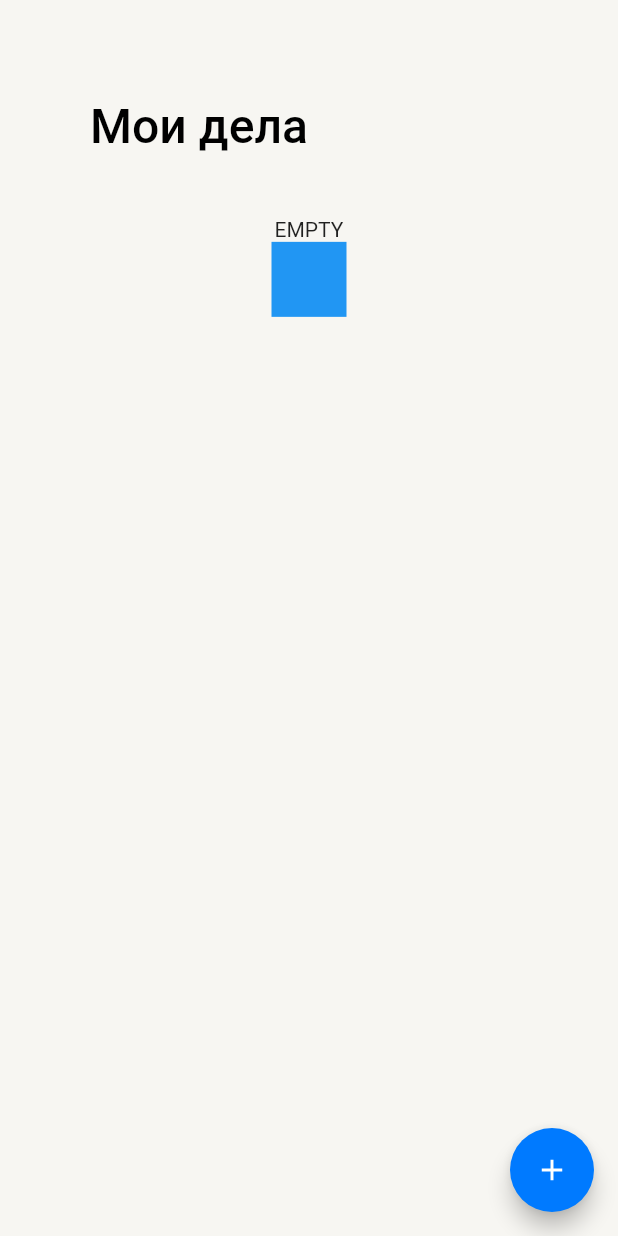
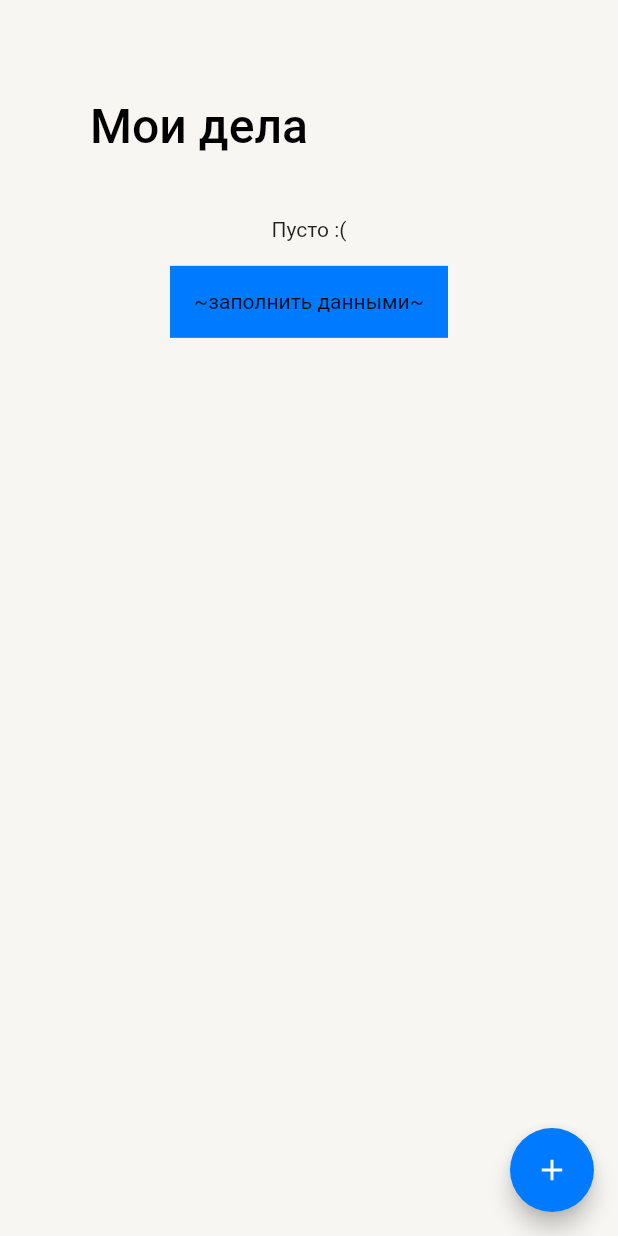
Before and after one commit to Sotonka/todo_list, a Flutter app: the screen it shows after launch, on a phone screen of 412 x 824 dp. Run offline on Flutter 3.47's test engine with Material 2 defaults, Android fonts, the phone set to English and light mode, and no system bars; our stand-ins replace dartz, equatable, flutter_riverpod, flutter_svg, freezed_annotation, riverpod_annotation and 1 more; generated files the repository leaves out were written again.

Commit message:
core completed

```diff
--- a/lib/domain/model/todo.dart
+++ b/lib/domain/model/todo.dart
@@ -9,7 +9,7 @@ class Todo with _$Todo {
     int? id,
     required String body,
     DateTime? deadline,
-    @Default('default') String importance,
+    @Default('no') String importance,
     @Default(false) bool completed,
   }) = _Todo;
 
--- a/lib/presentation/screens/main_screen.dart
+++ b/lib/presentation/screens/main_screen.dart
@@ -57,15 +57,16 @@ class MainScreen extends ConsumerWidget {
                   ? SliverToBoxAdapter(
                       child: Column(
                         children: [
-                          Text('EMPTY'),
+                          const Text('Пусто :('),
+                          const SizedBox(height: 16),
                           InkWell(
                             onTap: () {
                               ref.read(todosListState.notifier).fillMocks();
                             },
                             child: Container(
-                              color: Colors.blue,
-                              height: 50,
-                              width: 50,
+                              padding: const EdgeInsets.all(16),
+                              color: themeColors.blue,
+                              child: const Text('~заполнить данными~'),
                             ),
                           ),
                         ],
@@ -73,7 +74,6 @@ class MainScreen extends ConsumerWidget {
                     )
                   : _Core(data: data);
             },
-            // TODO
             error: (_, __) {
               return const SliverToBoxAdapter();
             },
--- a/lib/presentation/ui_kit/strings.dart
+++ b/lib/presentation/ui_kit/strings.dart
@@ -1,5 +1,4 @@
 class AppStrings {
-  static const String cafe = 'кафе';
   static const String mainTitleTodos = 'Мои дела';
   static const String mainTitleDone = 'Выполнено';
   static const String mainListNew = 'Новое';
--- a/lib/presentation/widgets/sliver_title_delegate.dart
+++ b/lib/presentation/widgets/sliver_title_delegate.dart
@@ -72,7 +72,9 @@ class SliverTitleDelegate extends SliverPersistentHeaderDelegate {
                 child: SizedBox(
                   height: smallTitleHeight + (bigTitleHeight - 16) * k + 4,
                   child: Text(
-                    shrinkOffset > 0 ? 'Мои дела' : 'Мои дела',
+                    shrinkOffset > 0
+                        ? AppStrings.mainTitleTodos
+                        : AppStrings.mainTitleTodos,
                     style: TextStyle.lerp(smallTitleStyle, bigTitleStyle, k),
                   ),
                 ),
@@ -87,7 +89,7 @@ class SliverTitleDelegate extends SliverPersistentHeaderDelegate {
                       alignment: Alignment.topLeft,
                       child: completedCount != 0
                           ? Text(
-                              'Выполнено - $completedCount',
+                              '${AppStrings.mainTitleDone} - $completedCount',
                               style:
                                   theme.primaryTextTheme.bodyMedium!.copyWith(
                                 color: themeColors.labelTetriary,
```
Also changed, not shown: lib/presentation/providers/todo_info_provider.dart (+20 -0 lines), lib/presentation/screens/todo_screen.dart (+30 -9 lines), lib/presentation/widgets/todo_tile.dart (+12 -2 lines), lib/domain/model/todo.freezed.dart, lib/domain/model/todo.g.dart.
